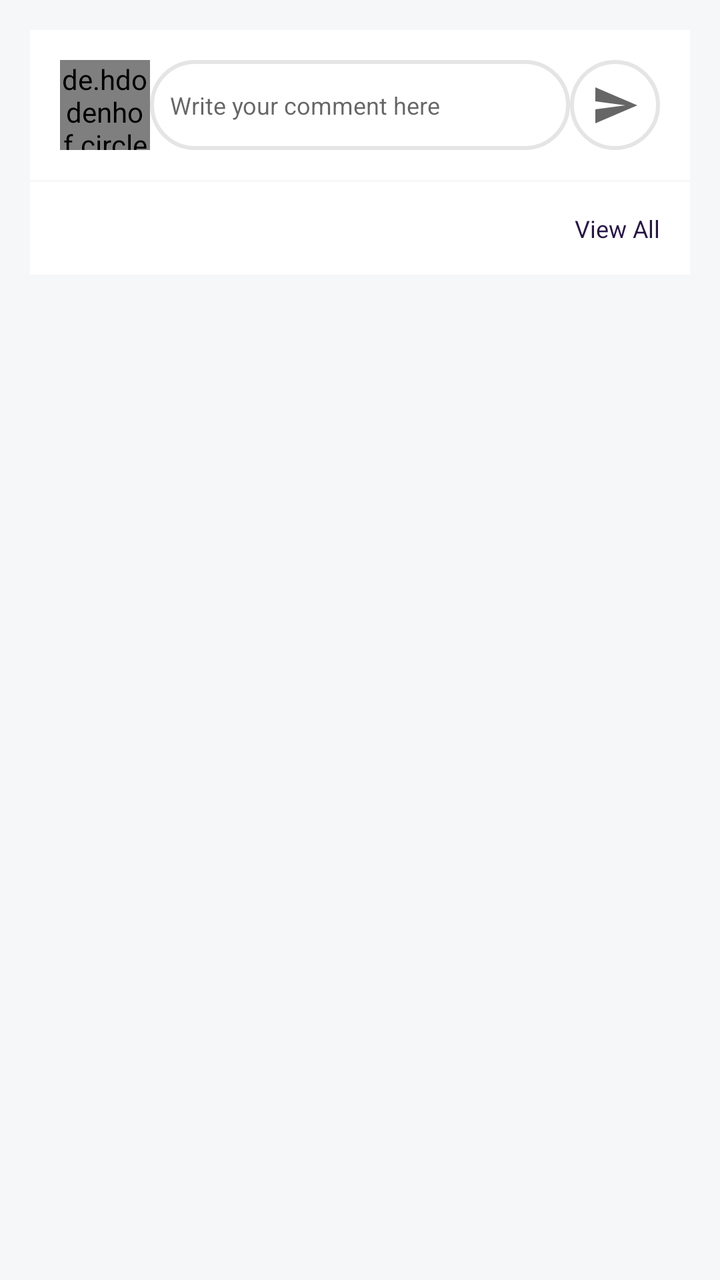
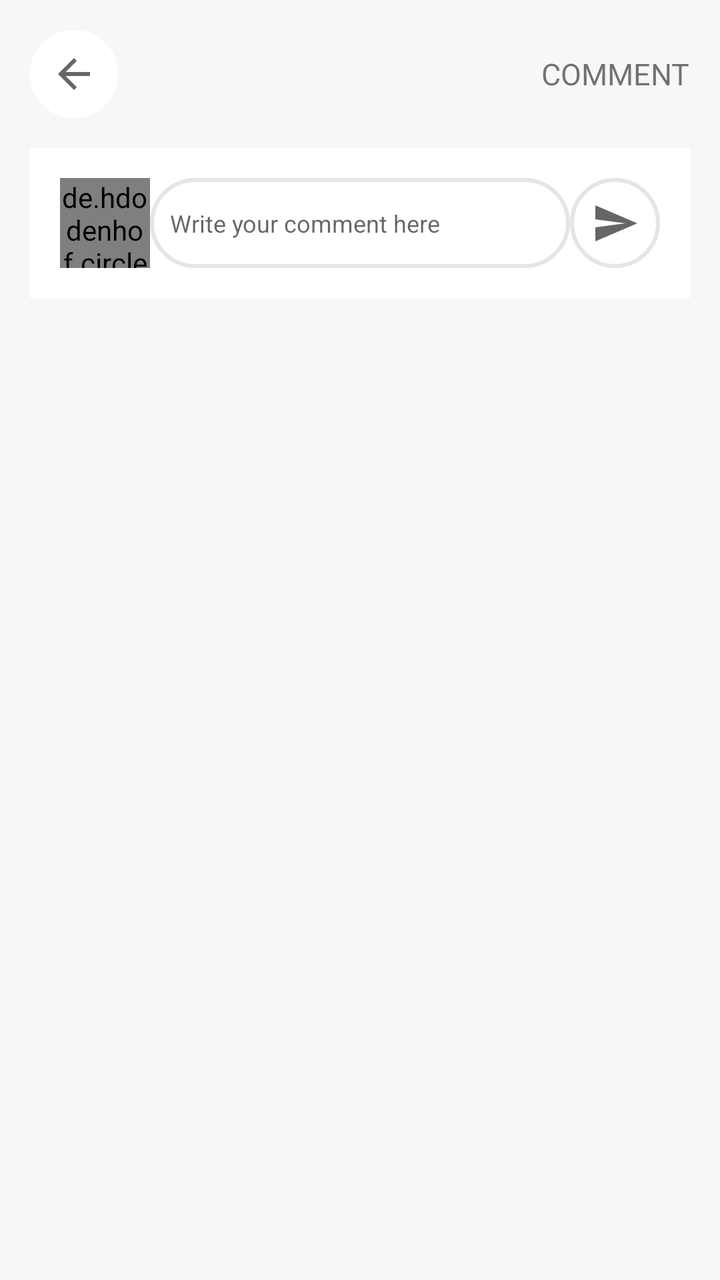

Compare the two renders of this Android layout. The source of the first and the diff that turns it into the second are given below.
<!-- AndroidManifest.xml: application theme AppTheme -->
<!-- res/layout/fragment_comment.xml -->
<?xml version="1.0" encoding="utf-8"?>
<LinearLayout xmlns:android="http://schemas.android.com/apk/res/android" xmlns:app="http://schemas.android.com/apk/res-auto"
    xmlns:tools="http://schemas.android.com/tools"
    android:id="@+id/root_view"
    android:padding="15dp"
    android:orientation="vertical"
    android:background="@color/colorBackgroundGrey"
    android:layout_width="match_parent"
    android:layout_height="match_parent"
    tools:context=".views.fragments.CommentFragment">

    <LinearLayout
        android:weightSum="10"
        android:orientation="horizontal"
        android:layout_marginBottom="1dp"
        android:background="@color/colorWhite"
        android:padding="15dp"
        android:layout_width="match_parent"
        android:layout_height="wrap_content">
        <LinearLayout
            android:layout_width="0dp"
            android:layout_height="wrap_content"
            android:layout_weight="1.5">
            <de.hdodenhof.circleimageview.CircleImageView
                app:civ_border_width="1dp"
                app:civ_border_color="@color/colorLightGrey"
                android:src="@drawable/ic_add_photo"
                android:layout_width="45dp"
                android:layout_height="45dp" />
        </LinearLayout>
        <LinearLayout
            android:layout_width="0dp"
            android:layout_height="wrap_content"
            android:layout_weight="7">
            <EditText
                android:id="@+id/comment_text"
                android:textSize="12sp"
                android:hint="Write your comment here"
                android:background="@drawable/shape_radius_100_pad_10_stroke_grey_bg_white"
                android:layout_width="match_parent"
                android:layout_height="45dp"/>
        </LinearLayout>
        <LinearLayout
            android:gravity="end"
            android:layout_width="0dp"
            android:layout_height="wrap_content"
            android:layout_weight="1.5">
            <ImageButton
                android:id="@+id/comment_button"
                android:src="@drawable/ic_baseline_send_24"
                android:background="@drawable/shape_radius_100_pad_10_stroke_grey_bg_white"
                android:layout_width="45dp"
                android:layout_height="45dp"/>
        </LinearLayout>
    </LinearLayout>
    <LinearLayout
        android:weightSum="5"
        android:orientation="vertical"
        android:padding="15dp"
        android:background="@color/colorWhite"
        android:layout_width="match_parent"
        android:layout_height="wrap_content">
        <TextView
            android:layout_gravity="end"
            android:text="View All"
            android:textSize="12sp"
            android:textColor="@color/colorPrimary"
            android:layout_width="wrap_content"
            android:layout_height="wrap_content"/>
        <androidx.recyclerview.widget.RecyclerView
            android:id="@+id/items_recycler_view"
            tools:listitem="@layout/item_comment"
            android:layout_width="match_parent"
            android:layout_height="wrap_content"/>
    </LinearLayout>

</LinearLayout>
<!-- res/layout/item_comment.xml (included above) -->
<?xml version="1.0" encoding="utf-8"?>
<LinearLayout xmlns:android="http://schemas.android.com/apk/res/android"
    xmlns:app="http://schemas.android.com/apk/res-auto"
    android:id="@+id/item_layout"
    android:orientation="horizontal"
    android:layout_marginBottom="15dp"
    android:layout_width="match_parent"
    android:layout_height="wrap_content">

    <LinearLayout
        android:layout_width="wrap_content"
        android:layout_height="wrap_content">
        <de.hdodenhof.circleimageview.CircleImageView
            android:id="@+id/item_image"
            app:civ_border_width="1dp"
            app:civ_border_color="@color/colorLightGrey"
            android:src="@drawable/ic_add_photo"
            android:layout_marginEnd="15dp"
            android:layout_width="40dp"
            android:layout_height="40dp" />
    </LinearLayout>
    <LinearLayout
        android:orientation="vertical"
        android:layout_width="match_parent"
        android:layout_height="wrap_content">
        <TextView
            android:id="@+id/item_name"
            android:text="User Full Name"
            android:textSize="16sp"
            android:textAlignment="textStart"
            android:textColor="@color/colorPrimary"
            android:layout_marginBottom="5dp"
            android:layout_width="match_parent"
            android:layout_height="wrap_content"/>
        <TextView
            android:id="@+id/item_comment"
            android:text="Side effects of paracetamol are usually mild, though haematological reactions including thrombocytopenia, leukopenia, pancytopenia, neutropenia, and agranulocytosis have been reported. Pancreatitis, skin rashes, and other allergic reactions occur occasionally."
            android:textSize="12sp"
            android:textAlignment="textStart"
            android:layout_marginBottom="10dp"
            android:layout_width="wrap_content"
            android:layout_height="wrap_content"/>
        <RelativeLayout
            android:layout_width="match_parent"
            android:layout_height="wrap_content">
            <TextView
                android:id="@+id/item_date"
                android:text="March 24, 2020"
                android:textSize="12sp"
                android:textAlignment="textStart"
                android:textColor="@color/colorDeepGrey"
                android:layout_width="wrap_content"
                android:layout_height="wrap_content"/>
            <ImageButton
                android:visibility="gone"
                android:background="@drawable/ic_baseline_favorite_24"
                android:layout_marginEnd="15dp"
                android:layout_width="wrap_content"
                android:layout_height="wrap_content"/>
            <TextView
                android:id="@+id/item_reply"
                android:text="Reply"
                android:textSize="12sp"
                android:textAlignment="textStart"
                android:textColor="@color/colorPrimary"
                android:layout_alignParentEnd="true"
                android:layout_width="wrap_content"
                android:layout_height="wrap_content"/>
        </RelativeLayout>

    </LinearLayout>


</LinearLayout>
<!-- resources referenced by this layout -->
<resources>
  <color name="colorBackgroundGrey">#F5F7F8</color>
  <color name="colorDeepGrey">#A3A3A3</color>
  <color name="colorLightGrey">#F2F2F2</color>
  <color name="colorPrimary">#271547</color>
  <color name="colorWhite">#FFFFFF</color>
  <!-- drawable ic_baseline_favorite_24 (drawable) -->
  <vector xmlns:android="http://schemas.android.com/apk/res/android"
      android:width="24dp"
      android:height="24dp"
      android:viewportWidth="24"
      android:viewportHeight="24"
      android:tint="?attr/colorControlNormal">
    <path
        android:fillColor="@android:color/white"
        android:pathData="M12,21.35l-1.45,-1.32C5.4,15.36 2,12.28 2,8.5 2,5.42 4.42,3 7.5,3c1.74,0 3.41,0.81 4.5,2.09C13.09,3.81 14.76,3 16.5,3 19.58,3 22,5.42 22,8.5c0,3.78 -3.4,6.86 -8.55,11.54L12,21.35z"/>
  </vector>
  <!-- drawable ic_baseline_send_24 (drawable) -->
  <vector xmlns:android="http://schemas.android.com/apk/res/android"
      android:width="24dp"
      android:height="24dp"
      android:viewportWidth="24"
      android:viewportHeight="24"
      android:tint="?attr/colorControlNormal"
      android:autoMirrored="true">
    <path
        android:fillColor="@android:color/white"
        android:pathData="M2.01,21L23,12 2.01,3 2,10l15,2 -15,2z"/>
  </vector>
  <!-- drawable shape_radius_100_pad_10_stroke_grey_bg_white (drawable) -->
  <?xml version="1.0" encoding="utf-8"?>
  <shape xmlns:android="http://schemas.android.com/apk/res/android">
      
      <solid android:color="@color/colorWhite" />
      <stroke android:width="2dp" android:color="#e5e5e5" />
      <padding android:left="10dp" android:top="10dp" android:right="10dp" android:bottom="10dp"/>
      <corners android:radius="100dp"/>
  </shape>
  <style name="AppTheme" parent="Theme.MaterialComponents.DayNight.NoActionBar">
          
          <item name="colorPrimary">@color/colorPrimary</item>
          <item name="colorPrimaryDark">@color/colorPrimaryDark</item>
          <item name="colorAccent">@color/colorAccent</item>
      </style>
  <color name="colorPrimaryDark">#43105D</color>
  <color name="colorAccent">#2D164A</color>
  <!-- unchanged entries left out for length: 1 -->
</resources>

<!-- the commit's change to res/layout/fragment_comment.xml (unified diff, before → after) -->
@@ -8,6 +8,38 @@
     android:layout_width="match_parent"
     android:layout_height="match_parent"
     tools:context=".views.fragments.CommentFragment">
+
+    <RelativeLayout
+        android:layout_marginBottom="15dp"
+        android:layout_width="match_parent"
+        android:layout_height="wrap_content">
+        <ImageButton
+            android:id="@+id/back_button"
+            android:src="@drawable/ic_baseline_arrow_back_24"
+            app:backgroundTint="@color/colorWhite"
+            android:background="@drawable/shape_radius_100_pad_10_stroke_grey_bg_white"
+            android:layout_width="wrap_content"
+            android:layout_height="wrap_content"/>
+        <TextView
+            android:text="Comment"
+            android:textSize="15sp"
+            android:textAllCaps="true"
+            android:layout_centerInParent="true"
+            android:layout_alignParentEnd="true"
+            android:layout_width="wrap_content"
+            android:layout_height="wrap_content"/>
+        <ImageButton
+            android:visibility="gone"
+            android:id="@+id/item_share"
+            android:layout_alignParentEnd="true"
+            android:scaleType="fitCenter"
+            android:adjustViewBounds="true"
+            android:src="@drawable/ic_baseline_more_vert_24"
+            android:backgroundTint="@android:color/transparent"
+            android:background="@drawable/shape_radius_100_pad_10_stroke_grey_bg_white"
+            android:layout_width="wrap_content"
+            android:layout_height="wrap_content" />
+    </RelativeLayout>
 
     <LinearLayout
         android:weightSum="10"
@@ -53,26 +85,11 @@
                 android:layout_height="45dp"/>
         </LinearLayout>
     </LinearLayout>
-    <LinearLayout
-        android:weightSum="5"
-        android:orientation="vertical"
-        android:padding="15dp"
-        android:background="@color/colorWhite"
+    <androidx.recyclerview.widget.RecyclerView
+        android:id="@+id/items_recycler_view"
+        tools:listitem="@layout/item_comment"
         android:layout_width="match_parent"
-        android:layout_height="wrap_content">
-        <TextView
-            android:layout_gravity="end"
-            android:text="View All"
-            android:textSize="12sp"
-            android:textColor="@color/colorPrimary"
-            android:layout_width="wrap_content"
-            android:layout_height="wrap_content"/>
-        <androidx.recyclerview.widget.RecyclerView
-            android:id="@+id/items_recycler_view"
-            tools:listitem="@layout/item_comment"
-            android:layout_width="match_parent"
-            android:layout_height="wrap_content"/>
-    </LinearLayout>
+        android:layout_height="wrap_content"/>
 
 </LinearLayout>
 <!-- res/layout/item_comment.xml (included above) -->
@@ -80,8 +97,10 @@
 <LinearLayout xmlns:android="http://schemas.android.com/apk/res/android"
     xmlns:app="http://schemas.android.com/apk/res-auto"
     android:id="@+id/item_layout"
+    android:padding="15dp"
     android:orientation="horizontal"
-    android:layout_marginBottom="15dp"
+    android:background="@color/colorWhite"
+    android:layout_marginBottom="1dp"
     android:layout_width="match_parent"
     android:layout_height="wrap_content">
 
@@ -104,7 +123,7 @@
         <TextView
             android:id="@+id/item_name"
             android:text="User Full Name"
-            android:textSize="16sp"
+            android:textSize="15sp"
             android:textAlignment="textStart"
             android:textColor="@color/colorPrimary"
             android:layout_marginBottom="5dp"
@@ -115,7 +134,6 @@
             android:text="Side effects of paracetamol are usually mild, though haematological reactions including thrombocytopenia, leukopenia, pancytopenia, neutropenia, and agranulocytosis have been reported. Pancreatitis, skin rashes, and other allergic reactions occur occasionally."
             android:textSize="12sp"
             android:textAlignment="textStart"
-            android:layout_marginBottom="10dp"
             android:layout_width="wrap_content"
             android:layout_height="wrap_content"/>
         <RelativeLayout
<!-- resource entries referenced after the edit -->
@@ -5,6 +5,17 @@
   <color name="colorLightGrey">#F2F2F2</color>
   <color name="colorPrimary">#271547</color>
   <color name="colorWhite">#FFFFFF</color>
+  <!-- drawable ic_baseline_arrow_back_24 (drawable) -->
+  <vector xmlns:android="http://schemas.android.com/apk/res/android"
+      android:width="24dp"
+      android:height="24dp"
+      android:viewportWidth="24"
+      android:viewportHeight="24"
+      android:tint="?attr/colorControlNormal">
+    <path
+        android:fillColor="@android:color/white"
+        android:pathData="M20,11H7.83l5.59,-5.59L12,4l-8,8 8,8 1.41,-1.41L7.83,13H20v-2z"/>
+  </vector>
   <!-- drawable ic_baseline_favorite_24 (drawable) -->
   <vector xmlns:android="http://schemas.android.com/apk/res/android"
       android:width="24dp"
@@ -15,6 +26,17 @@
     <path
         android:fillColor="@android:color/white"
         android:pathData="M12,21.35l-1.45,-1.32C5.4,15.36 2,12.28 2,8.5 2,5.42 4.42,3 7.5,3c1.74,0 3.41,0.81 4.5,2.09C13.09,3.81 14.76,3 16.5,3 19.58,3 22,5.42 22,8.5c0,3.78 -3.4,6.86 -8.55,11.54L12,21.35z"/>
+  </vector>
+  <!-- drawable ic_baseline_more_vert_24 (drawable) -->
+  <vector xmlns:android="http://schemas.android.com/apk/res/android"
+      android:width="24dp"
+      android:height="24dp"
+      android:viewportWidth="24"
+      android:viewportHeight="24"
+      android:tint="?attr/colorControlNormal">
+    <path
+        android:fillColor="@android:color/white"
+        android:pathData="M12,8c1.1,0 2,-0.9 2,-2s-0.9,-2 -2,-2 -2,0.9 -2,2 0.9,2 2,2zM12,10c-1.1,0 -2,0.9 -2,2s0.9,2 2,2 2,-0.9 2,-2 -0.9,-2 -2,-2zM12,16c-1.1,0 -2,0.9 -2,2s0.9,2 2,2 2,-0.9 2,-2 -0.9,-2 -2,-2z"/>
   </vector>
   <!-- drawable ic_baseline_send_24 (drawable) -->
   <vector xmlns:android="http://schemas.android.com/apk/res/android"
